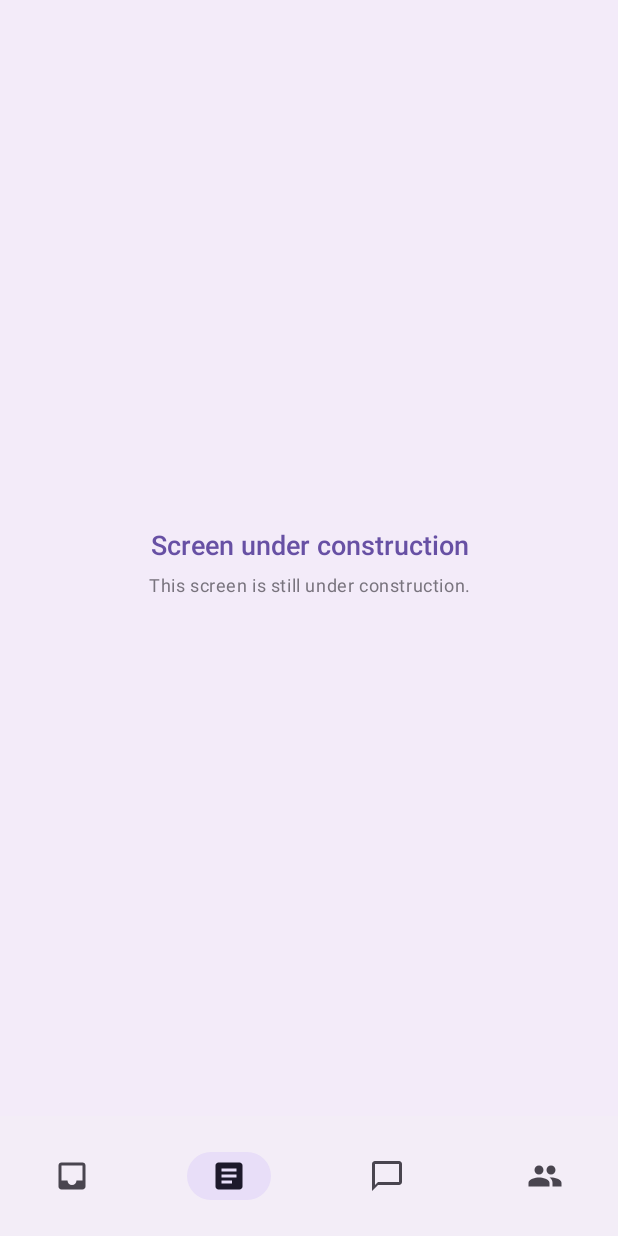
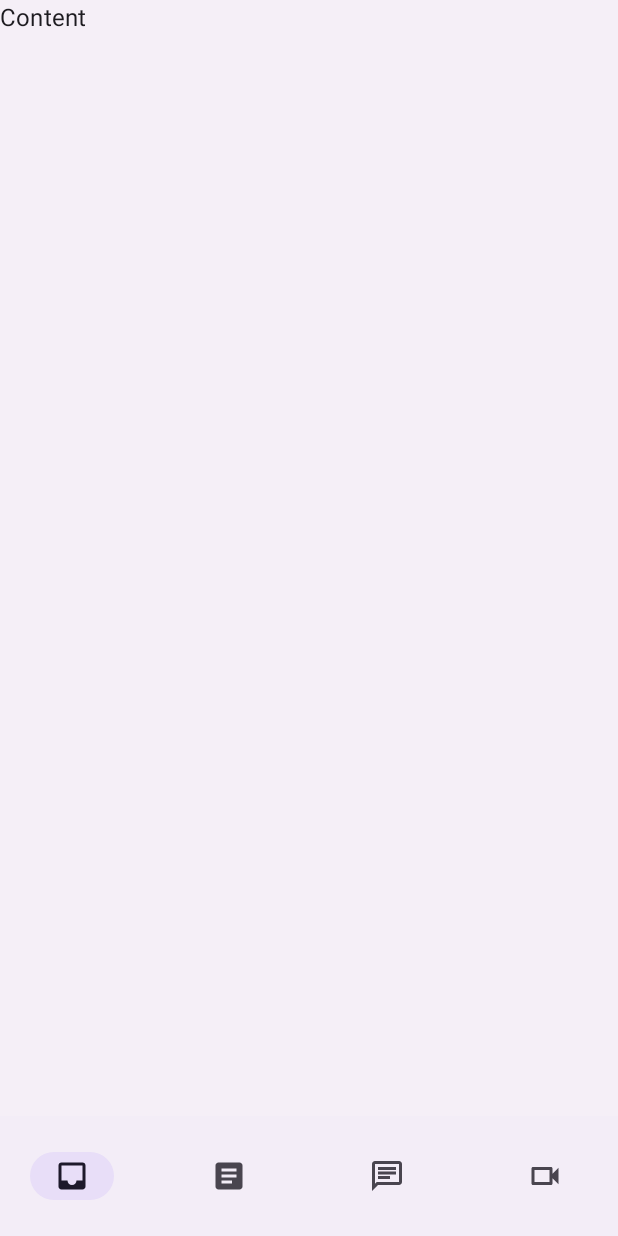
Before and after one commit to AyeMinn00/ComposeDesignM3, an Android app built with Jetpack Compose: the screen it shows after launch (MainActivity), item 2 of the bottom bar chosen, on a phone screen of 412 x 824 dp. Run offline under Robolectric (Android 15) with nearby library versions, the phone set to English and light mode, and no system bars; our stand-ins replace window size class.

Commit message:
feat: prepare and use corresponding navigation type base on foldable space and window size

```diff
--- a/app/src/main/java/com/example/reply/ui/MainActivity.kt
+++ b/app/src/main/java/com/example/reply/ui/MainActivity.kt
@@ -91,12 +91,6 @@ class MainActivity : ComponentActivity() {
                         windowSize = windowSize.widthSizeClass,
                         foldingDevicePosture = devicePostureFlow.collectAsState().value,
                         replyHomeUIState = uiState,
-                        closeDetailScreen = {
-                            viewModel.closeDetailScreen()
-                        },
-                        navigateToDetail = { emailId ->
-                            viewModel.setSelectedEmail(emailId)
-                        }
                     )
                 }
             }
--- a/app/src/main/java/com/example/reply/ui/ReplyApp.kt
+++ b/app/src/main/java/com/example/reply/ui/ReplyApp.kt
@@ -16,123 +16,127 @@
 
 package com.example.reply.ui
 
+import androidx.compose.animation.AnimatedVisibility
+import androidx.compose.foundation.background
 import androidx.compose.foundation.layout.Column
+import androidx.compose.foundation.layout.Row
 import androidx.compose.foundation.layout.fillMaxSize
-import androidx.compose.foundation.layout.fillMaxWidth
-import androidx.compose.material.icons.Icons
-import androidx.compose.material.icons.filled.Article
-import androidx.compose.material.icons.filled.Inbox
-import androidx.compose.material.icons.filled.People
-import androidx.compose.material.icons.outlined.ChatBubbleOutline
-import androidx.compose.material3.Icon
-import androidx.compose.material3.NavigationBar
-import androidx.compose.material3.NavigationBarItem
+import androidx.compose.material3.DrawerValue
+import androidx.compose.material3.MaterialTheme
+import androidx.compose.material3.ModalDrawerSheet
+import androidx.compose.material3.ModalNavigationDrawer
+import androidx.compose.material3.PermanentDrawerSheet
+import androidx.compose.material3.PermanentNavigationDrawer
+import androidx.compose.material3.Text
+import androidx.compose.material3.rememberDrawerState
 import androidx.compose.material3.windowsizeclass.WindowWidthSizeClass
 import androidx.compose.runtime.Composable
-import androidx.compose.runtime.mutableStateOf
 import androidx.compose.runtime.remember
+import androidx.compose.runtime.rememberCoroutineScope
 import androidx.compose.ui.Modifier
-import androidx.compose.ui.graphics.vector.ImageVector
-import androidx.compose.ui.res.stringResource
-import com.example.reply.R
 import com.example.reply.utils.DevicePosture
+import com.example.reply.utils.ReplyNavigationType
+import com.example.reply.utils.ReplyNavigationType.BOTTOM_NAVIGATION
+import com.example.reply.utils.ReplyNavigationType.NAVIGATION_RAIL
+import com.example.reply.utils.ReplyNavigationType.PERMANENT_NAVIGATION_DRAWER
+import kotlinx.coroutines.launch
+
 
 @Composable
 fun ReplyApp(
     windowSize: WindowWidthSizeClass,
-    foldingDevicePosture : DevicePosture,
+    foldingDevicePosture: DevicePosture,
     replyHomeUIState: ReplyHomeUIState,
-    closeDetailScreen: () -> Unit = {},
-    navigateToDetail: (Long) -> Unit = {}
 ) {
-    ReplyAppContent(
-        replyHomeUIState = replyHomeUIState,
-        closeDetailScreen = closeDetailScreen,
-        navigateToDetail = navigateToDetail
+    val navigationType = remember(windowSize) {
+        when (windowSize) {
+            WindowWidthSizeClass.Compact -> BOTTOM_NAVIGATION
+
+            WindowWidthSizeClass.Medium -> NAVIGATION_RAIL
+
+            WindowWidthSizeClass.Expanded -> if (foldingDevicePosture is DevicePosture.BookPosture) {
+                NAVIGATION_RAIL
+            } else {
+                PERMANENT_NAVIGATION_DRAWER
+            }
+
+            else -> BOTTOM_NAVIGATION
+        }
+    }
+    ReplyNavigationWrapperUI(
+        replyHomeUIState = replyHomeUIState, navigationType = navigationType
     )
 }
 
 @Composable
+fun ReplyNavigationWrapperUI(
+    replyHomeUIState: ReplyHomeUIState, navigationType: ReplyNavigationType
+) {
+    val drawerState = rememberDrawerState(initialValue = DrawerValue.Closed)
+    val scope = rememberCoroutineScope()
+    val selectedDestination = ReplyRoute.INBOX
+
+    if (navigationType == PERMANENT_NAVIGATION_DRAWER) {
+        PermanentNavigationDrawer(drawerContent = {
+            PermanentDrawerSheet {
+                NavigationDrawContent(
+                    selectedDestination = selectedDestination
+                )
+            }
+        }) {
+            ReplyAppContent(
+                replyHomeUIState = replyHomeUIState, navigationType = navigationType
+            )
+        }
+    } else {
+        ModalNavigationDrawer(
+            drawerContent = {
+                ModalDrawerSheet {
+                    NavigationDrawContent(
+                        selectedDestination = selectedDestination,
+                        onDrawerClicked = {
+                            scope.launch {
+                                drawerState.close()
+                            }
+                        })
+                }
+            }, drawerState = drawerState
+        ) {
+            ReplyAppContent(
+                replyHomeUIState = replyHomeUIState,
+                navigationType = navigationType,
+                onDrawerClicked = {
+                    scope.launch {
+                        drawerState.open()
+                    }
+                })
+        }
+    }
+}
+
+@Composable
 fun ReplyAppContent(
-    modifier: Modifier = Modifier,
     replyHomeUIState: ReplyHomeUIState,
-    closeDetailScreen: () -> Unit,
-    navigateToDetail: (Long) -> Unit,
+    navigationType: ReplyNavigationType,
+    onDrawerClicked: () -> Unit = {}
 ) {
+    Row(modifier = Modifier.fillMaxSize()) {
+        AnimatedVisibility(visible = navigationType == NAVIGATION_RAIL) {
+            ReplyNavigationRail(
+                onDrawerClicked = onDrawerClicked
+            )
+        }
+        Column(
+            modifier = Modifier
+                .fillMaxSize()
+                .background(MaterialTheme.colorScheme.inverseOnSurface)
+        ) {
+            Text(text = "Content" , modifier = Modifier.weight(1f))
+            AnimatedVisibility(visible = navigationType == BOTTOM_NAVIGATION) {
+                ReplyBottomNavigationBar(
 
-    val selectedDestination = remember { mutableStateOf(ReplyRoute.INBOX) }
-
-    Column(
-        modifier = modifier
-            .fillMaxSize()
-    ) {
-
-        if (selectedDestination.value == ReplyRoute.INBOX) {
-            ReplyInboxScreen(
-                replyHomeUIState = replyHomeUIState,
-                closeDetailScreen = closeDetailScreen,
-                navigateToDetail = navigateToDetail,
-                modifier = Modifier.weight(1f)
-            )
-        } else {
-            EmptyComingSoon(modifier = Modifier.weight(1f))
-        }
-
-        NavigationBar(modifier = Modifier.fillMaxWidth()) {
-            TOP_LEVEL_DESTINATIONS.forEach { replyDestination ->
-                NavigationBarItem(
-                    selected = selectedDestination.value == replyDestination.route,
-                    onClick = { selectedDestination.value = replyDestination.route },
-                    icon = {
-                        Icon(
-                            imageVector = replyDestination.selectedIcon,
-                            contentDescription = stringResource(id = replyDestination.iconTextId)
-                        )
-                    }
                 )
             }
         }
     }
 }
-
-
-object ReplyRoute {
-    const val INBOX = "Inbox"
-    const val ARTICLES = "Articles"
-    const val DM = "DirectMessages"
-    const val GROUPS = "Groups"
-}
-
-data class ReplyTopLevelDestination(
-    val route: String,
-    val selectedIcon: ImageVector,
-    val unselectedIcon: ImageVector,
-    val iconTextId: Int
-)
-
-val TOP_LEVEL_DESTINATIONS = listOf(
-    ReplyTopLevelDestination(
-        route = ReplyRoute.INBOX,
-        selectedIcon = Icons.Default.Inbox,
-        unselectedIcon = Icons.Default.Inbox,
-        iconTextId = R.string.tab_inbox
-    ),
-    ReplyTopLevelDestination(
-        route = ReplyRoute.ARTICLES,
-        selectedIcon = Icons.Default.Article,
-        unselectedIcon = Icons.Default.Article,
-        iconTextId = R.string.tab_article
-    ),
-    ReplyTopLevelDestination(
-        route = ReplyRoute.DM,
-        selectedIcon = Icons.Outlined.ChatBubbleOutline,
-        unselectedIcon = Icons.Outlined.ChatBubbleOutline,
-        iconTextId = R.string.tab_inbox
-    ),
-    ReplyTopLevelDestination(
-        route = ReplyRoute.GROUPS,
-        selectedIcon = Icons.Default.People,
-        unselectedIcon = Icons.Default.People,
-        iconTextId = R.string.tab_article
-    )
-)
--- /dev/null
+++ b/app/src/main/java/com/example/reply/ui/ReplyNavigation.kt
@@ -0,0 +1,265 @@
+package com.example.reply.ui
+
+import androidx.compose.foundation.background
+import androidx.compose.foundation.layout.Arrangement
+import androidx.compose.foundation.layout.Column
+import androidx.compose.foundation.layout.Row
+import androidx.compose.foundation.layout.fillMaxHeight
+import androidx.compose.foundation.layout.fillMaxWidth
+import androidx.compose.foundation.layout.padding
+import androidx.compose.foundation.layout.wrapContentHeight
+import androidx.compose.material.icons.Icons
+import androidx.compose.material.icons.filled.Article
+import androidx.compose.material.icons.filled.Chat
+import androidx.compose.material.icons.filled.Inbox
+import androidx.compose.material.icons.filled.Menu
+import androidx.compose.material.icons.filled.MenuOpen
+import androidx.compose.material.icons.outlined.Chat
+import androidx.compose.material.icons.outlined.People
+import androidx.compose.material.icons.outlined.Videocam
+import androidx.compose.material3.Icon
+import androidx.compose.material3.IconButton
+import androidx.compose.material3.MaterialTheme
+import androidx.compose.material3.NavigationBar
+import androidx.compose.material3.NavigationBarItem
+import androidx.compose.material3.NavigationDrawerItem
+import androidx.compose.material3.NavigationDrawerItemDefaults
+import androidx.compose.material3.NavigationRail
+import androidx.compose.material3.NavigationRailItem
+import androidx.compose.material3.Text
+import androidx.compose.runtime.Composable
+import androidx.compose.ui.Alignment
+import androidx.compose.ui.Modifier
+import androidx.compose.ui.graphics.Color
+import androidx.compose.ui.res.stringResource
+import androidx.compose.ui.tooling.preview.Preview
+import androidx.compose.ui.unit.dp
+import com.example.reply.R
+import com.example.reply.ui.theme.ReplyTheme
+
+object ReplyRoute {
+    const val INBOX = "Inbox"
+    const val ARTICLES = "Articles"
+    const val DM = "DirectMessages"
+    const val GROUPS = "Groups"
+}
+
+@Composable
+@Preview
+fun ReplyNavigationRail(
+    modifier: Modifier = Modifier,
+    onDrawerClicked: () -> Unit = {}
+) {
+    NavigationRail(modifier) {
+        NavigationRailItem(
+            selected = false,
+            onClick = { },
+            icon = {
+                Icon(
+                    imageVector = Icons.Default.Menu,
+                    contentDescription = stringResource(id = R.string.navigation_drawer)
+                )
+            }
+        )
+        NavigationRailItem(
+            selected = true,
+            onClick = { /*TODO*/ },
+            icon = {
+                Icon(
+                    imageVector = Icons.Default.Inbox,
+                    contentDescription = stringResource(id = R.string.tab_inbox)
+                )
+            }
+        )
+        NavigationRailItem(
+            selected = false,
+            onClick = {/*TODO*/ },
+            icon = {
+                Icon(
+                    imageVector = Icons.Default.Article,
+                    stringResource(id = R.string.tab_article)
+                )
+            }
+        )
+        NavigationRailItem(
+            selected = false,
+            onClick = { /*TODO*/ },
+            icon = { Icon(imageVector = Icons.Outlined.Chat, stringResource(id = R.string.tab_dm)) }
+        )
+        NavigationRailItem(
+            selected = false,
+            onClick = { /*TODO*/ },
+            icon = {
+                Icon(
+                    imageVector = Icons.Outlined.People,
+                    stringResource(id = R.string.tab_groups)
+                )
+            }
+        )
+    }
+}
+
+
+@Composable
+@Preview
+fun ReplyBottomNavigationBar(
+    modifier: Modifier = Modifier,
+) {
+    NavigationBar(modifier) {
+        NavigationBarItem(
+            selected = true,
+            onClick = { /*TODO*/ },
+            icon = {
+                Icon(
+                    imageVector = Icons.Default.Inbox,
+                    contentDescription = stringResource(id = R.string.tab_inbox)
+                )
+            }
+        )
+        NavigationBarItem(
+            selected = false,
+            onClick = { /*TODO*/ },
+            icon = {
+                Icon(
+                    imageVector = Icons.Default.Article,
+                    contentDescription = stringResource(id = R.string.tab_inbox)
+                )
+            }
+        )
+        NavigationBarItem(
+            selected = false,
+            onClick = { /*TODO*/ },
+            icon = {
+                Icon(
+                    imageVector = Icons.Outlined.Chat,
+                    contentDescription = stringResource(id = R.string.tab_inbox)
+                )
+            }
+        )
+        NavigationBarItem(
+            selected = false,
+            onClick = { /*TODO*/ },
+            icon = {
+                Icon(
+                    imageVector = Icons.Outlined.Videocam,
+                    contentDescription = stringResource(id = R.string.tab_inbox)
+                )
+            }
+        )
+    }
+}
+
+
+@Composable
+fun NavigationDrawContent(
+    modifier: Modifier = Modifier,
+    selectedDestination: String,
+    onDrawerClicked: () -> Unit = {}
+) {
+    Column(
+        modifier = modifier
+            .wrapContentHeight()
+            .fillMaxHeight()
+            .background(MaterialTheme.colorScheme.inverseOnSurface)
+            .padding(24.dp)
+    ) {
+        Row(
+            modifier = modifier
+                .fillMaxWidth()
+                .padding(16.dp),
+            horizontalArrangement = Arrangement.SpaceBetween,
+            verticalAlignment = Alignment.CenterVertically
+        ) {
+            Text(
+                text = stringResource(id = R.string.app_name).uppercase(),
+                style = MaterialTheme.typography.titleMedium,
+                color = MaterialTheme.colorScheme.primary
+            )
+            IconButton(onClick = onDrawerClicked) {
+                Icon(
+                    imageVector = Icons.Default.MenuOpen,
+                    contentDescription = stringResource(id = R.string.navigation_drawer)
+                )
+            }
+        }
+
+        NavigationDrawerItem(
+            selected = selectedDestination == ReplyRoute.INBOX,
+            label = {
+                Text(
+                    text = stringResource(id = R.string.tab_inbox),
+                    modifier = Modifier.padding(horizontal = 16.dp)
+                )
+            },
+            icon = {
+                Icon(
+                    imageVector = Icons.Default.Inbox,
+                    contentDescription = stringResource(id = R.string.tab_inbox)
+                )
+            },
+            colors = NavigationDrawerItemDefaults.colors(
+                unselectedContainerColor = Color.Transparent
+            ),
+            onClick = {}
+        )
+        NavigationDrawerItem(
+            selected = selectedDestination == ReplyRoute.ARTICLES,
+            label = {
+                Text(
+                    text = stringResource(id = R.string.tab_article),
+                    modifier = Modifier.padding(horizontal = 16.dp)
+                )
+            },
+            icon = {
+                Icon(
+                    imageVector = Icons.Default.Article,
+                    contentDescription = stringResource(id = R.string.tab_article)
+                )
+            },
+            colors = NavigationDrawerItemDefaults.colors(unselectedContainerColor = Color.Transparent),
+            onClick = { /*TODO*/ }
+        )
+        NavigationDrawerItem(
+            selected = selectedDestination == ReplyRoute.DM,
+            label = {
+                Text(
+                    text = stringResource(id = R.string.tab_dm),
+                    modifier = Modifier.padding(horizontal = 16.dp)
+                )
+            },
+            icon = {
+                Icon(
+                    imageVector = Icons.Default.Chat,
+                    contentDescription = stringResource(id = R.string.tab_dm)
+                )
+            },
+            colors = NavigationDrawerItemDefaults.colors(unselectedContainerColor = Color.Transparent),
+            onClick = { /*TODO*/ }
+        )
+        NavigationDrawerItem(
+            selected = selectedDestination == ReplyRoute.GROUPS,
+            label = {
+                Text(
+                    text = stringResource(id = R.string.tab_groups),
+                    modifier = Modifier.padding(horizontal = 16.dp)
+                )
+            },
+            icon = {
+                Icon(
+                    imageVector = Icons.Default.Article,
+                    contentDescription = stringResource(id = R.string.tab_groups)
+                )
+            },
+            colors = NavigationDrawerItemDefaults.colors(unselectedContainerColor = Color.Transparent),
+            onClick = { /*TODO*/ }
+        )
+    }
+}
+
+@Preview
+@Composable
+fun NavigationDrawerContentPreview() {
+    ReplyTheme {
+        NavigationDrawContent(selectedDestination = ReplyRoute.DM)
+    }
+}
--- a/app/src/main/java/com/example/reply/utils/WindowStateUtils.kt
+++ b/app/src/main/java/com/example/reply/utils/WindowStateUtils.kt
@@ -35,3 +35,14 @@ fun isSeparating(foldFeature: FoldingFeature?): Boolean {
     return foldFeature?.state == FoldingFeature.State.FLAT &&
             foldFeature.isSeparating
 }
+
+/**
+ * Different supported navigation types
+ */
+enum class ReplyNavigationType {
+    BOTTOM_NAVIGATION, NAVIGATION_RAIL, PERMANENT_NAVIGATION_DRAWER
+}
+
+enum class ReplyContentType {
+    LIST_ONLY, LIST_AND_DETAIL
+}
```
